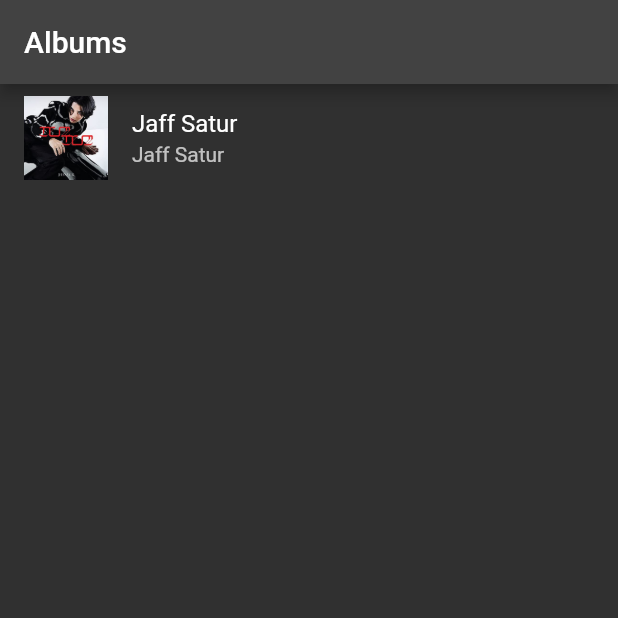
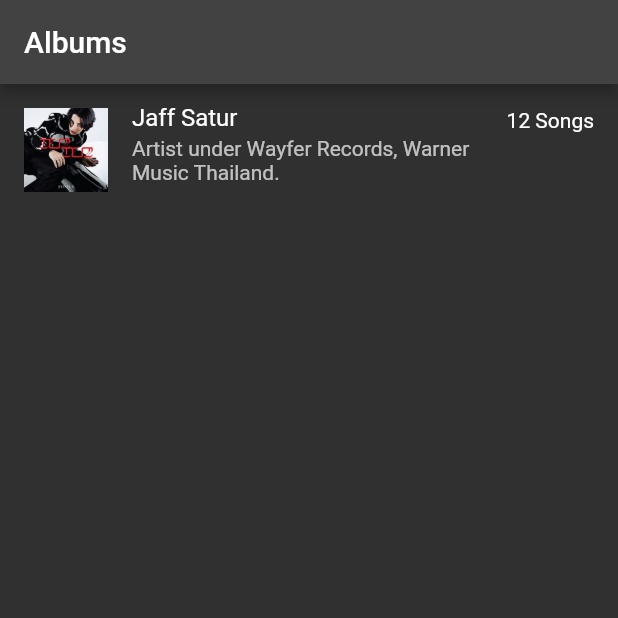
Before and after one commit to adadesions/SSRU_Flutter, a Flutter app: the screen it shows after launch, on a phone screen of 412 x 824 dp, the top half of it. Run offline on Flutter 3.47's test engine with Material 2 defaults, Android fonts, the light colour scheme and no system bars; our stand-ins replace go_router.

Commit message:
Update ListTile and Album class

```diff
--- a/music_app/lib/pages/album_page.dart
+++ b/music_app/lib/pages/album_page.dart
@@ -4,7 +4,12 @@
 import '../models/album.dart';
 
 final List<Album> albumList = [
-  Album("Jaff Satur", "Jaff Satur", 12, "assets/images/albums/jeff_cover.jpg"),
+  Album(
+      title: "Jaff Satur",
+      artist: "Jaff Satur",
+      description: "Artist under Wayfer Records, Warner Music Thailand.",
+      numSongs: 12,
+      imgUrl: "assets/images/albums/jeff_cover.jpg"),
 ];
 
 class AlbumPage extends StatefulWidget {
@@ -19,7 +24,7 @@
   Widget build(BuildContext context) {
     return Scaffold(
       appBar: AppBar(
-        title: Text("Albums"),
+        title: const Text("Albums"),
       ),
       body: ListView.builder(
         itemCount: albumList.length,
@@ -27,7 +32,9 @@
           return ListTile(
             leading: Image.asset(albumList[index].imgUrl),
             title: Text(albumList[index].title),
-            subtitle: Text(albumList[index].artist),
+            subtitle: Text(albumList[index].description),
+            trailing: Text('${albumList[index].numSongs.toString()} Songs'),
+            isThreeLine: true,
           );
         },
       ),
```
Also changed, not shown: music_app/lib/models/album.dart (+8 -2 lines).
